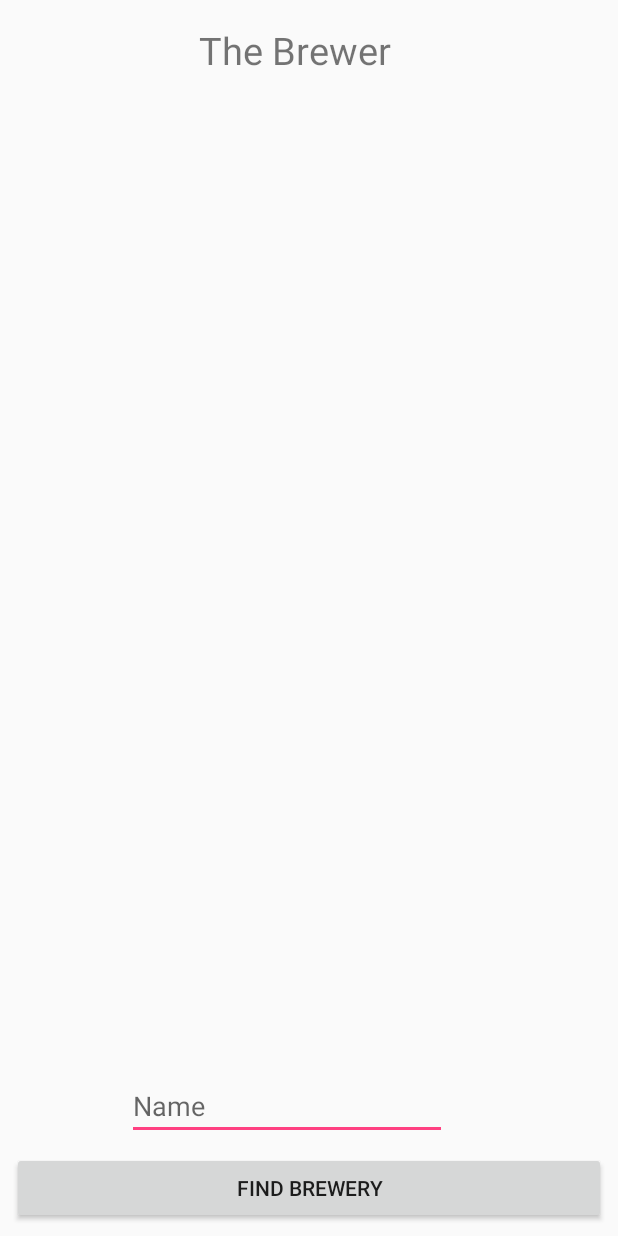
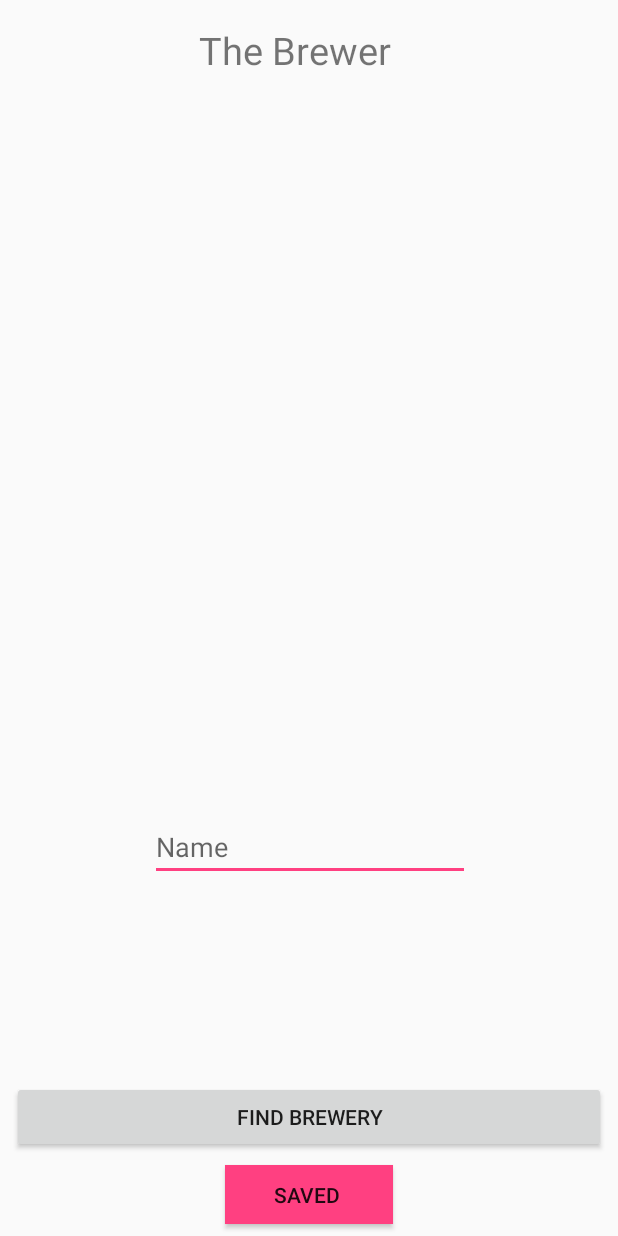
Before and after one commit to Kinyagia/TheBrewer, an Android app: the screen it shows after launch (MainActivity), on a phone screen of 412 x 824 dp. Run offline under Robolectric (Android 15) with nearby library versions, the phone set to English and light mode, and no system bars; our stand-ins replace ButterKnife.

```diff
--- a/app/src/main/AndroidManifest.xml
+++ b/app/src/main/AndroidManifest.xml
@@ -22,7 +22,8 @@
             </intent-filter>
         </activity>
         <activity android:name=".ui.BreweriesListActivity" />
-        <activity android:name=".ui.BreweryDetailActivity"></activity>
+        <activity android:name=".ui.BreweryDetailActivity" />
+        <activity android:name=".ui.SavedBreweryListActivity"></activity>
     </application>
 
 </manifest>
--- a/app/src/main/java/com/example/morris/thebrewer/Constants.java
+++ b/app/src/main/java/com/example/morris/thebrewer/Constants.java
@@ -9,4 +9,5 @@ public class Constants {
     public static final String BASE_URL = "http://api.snooth.com/wines";
     public static final String NAME_QUERY_PARAMETER = "q";
     public static final String API_KEY_QUERY_PARAMETER ="akey";
+    public static final String FIREBASE_CHILD_BREWERIES = "breweries";
 }
--- a/app/src/main/java/com/example/morris/thebrewer/ui/MainActivity.java
+++ b/app/src/main/java/com/example/morris/thebrewer/ui/MainActivity.java
@@ -13,9 +13,10 @@ import com.example.morris.thebrewer.R;
 import butterknife.Bind;
 import butterknife.ButterKnife;
 
-public class MainActivity extends AppCompatActivity {
+public class MainActivity extends AppCompatActivity implements  View.OnClickListener{
     @Bind(R.id.findBreweryButton) Button mFindBreweryButton;
     @Bind(R.id.nameEditText) EditText mNameEditText;
+    @Bind(R.id.savedWinesButton) Button mSavedWinesButton;
 
     @Override
     protected void onCreate(Bundle savedInstanceState) {
@@ -23,17 +24,25 @@ public class MainActivity extends AppCompatActivity {
         setContentView(R.layout.activity_main);
         ButterKnife.bind(this);
 
-        mFindBreweryButton.setOnClickListener(new View.OnClickListener() {
-            @Override
-            public void onClick(View v) {
+        mFindBreweryButton.setOnClickListener(this);
+        mSavedWinesButton.setOnClickListener(this);
+
+
+    }
+
+    @Override
+    public void onClick(View v) {
+            if ( v == mFindBreweryButton) {
                 String name = mNameEditText.getText().toString();
                 Intent intent = new Intent(MainActivity.this, BreweriesListActivity.class);
                 intent.putExtra("name", name);
                 startActivity(intent);
+            }
 
-
+            if (v == mSavedWinesButton) {
+                Intent intent = new Intent(MainActivity.this, SavedBreweryListActivity.class);
+                startActivity(intent);
             }
-        });
 
 
 
--- a/app/src/main/res/layout/activity_main.xml
+++ b/app/src/main/res/layout/activity_main.xml
@@ -33,14 +33,15 @@
             android:layout_width="0dp"
             android:layout_height="wrap_content"
             android:text="Find Brewery"
-            app:layout_constraintBottom_toBottomOf="parent"
             android:layout_marginBottom="8dp"
             android:layout_marginRight="8dp"
             app:layout_constraintRight_toRightOf="parent"
             android:layout_marginLeft="8dp"
             app:layout_constraintLeft_toLeftOf="parent"
             android:layout_marginStart="8dp"
-            android:layout_marginEnd="8dp" />
+            android:layout_marginEnd="8dp"
+            app:layout_constraintHorizontal_bias="0.0"
+            app:layout_constraintBottom_toTopOf="@+id/savedWinesButton" />
 
         <EditText
             android:id="@+id/nameEditText"
@@ -55,10 +56,26 @@
             android:layout_marginEnd="8dp"
             android:layout_marginRight="8dp"
             app:layout_constraintRight_toRightOf="parent"
-            app:layout_constraintHorizontal_bias="0.421"
-            android:layout_marginBottom="8dp"
+            app:layout_constraintHorizontal_bias="0.503"
+            android:layout_marginBottom="133dp"
             app:layout_constraintBottom_toTopOf="@+id/findBreweryButton" />
 
+        <Button
+            android:layout_width="112dp"
+            android:layout_height="39dp"
+            android:text="Saved "
+            android:id="@+id/savedWinesButton"
+            android:background="@color/colorAccent"
+            android:visibility="visible"
+            android:layout_alignParentBottom="true"
+            android:layout_alignParentLeft="true"
+            android:layout_alignParentStart="true"
+            android:layout_marginLeft="8dp"
+            app:layout_constraintLeft_toLeftOf="parent"
+            android:layout_marginRight="8dp"
+            app:layout_constraintRight_toRightOf="parent"
+            app:layout_constraintBottom_toBottomOf="parent"
+            android:layout_marginBottom="8dp" />
     </android.support.constraint.ConstraintLayout>
 
 </android.support.design.widget.CoordinatorLayout>
--- a/build.gradle
+++ b/build.gradle
@@ -6,6 +6,7 @@ buildscript {
     }
     dependencies {
         classpath 'com.android.tools.build:gradle:2.3.3'
+        classpath 'com.google.gms:google-services:3.1.0'
 
         // NOTE: Do not place your application dependencies here; they belong
         // in the individual module build.gradle files
```
Also changed, not shown: app/build.gradle (+16 -0 lines), app/src/main/java/com/example/morris/thebrewer/adapters/FirebaseBreweryViewHolder.java (added, +85 -0 lines), app/src/main/java/com/example/morris/thebrewer/ui/BreweryDetailFragment.java (+17 -0 lines), app/src/main/java/com/example/morris/thebrewer/ui/SavedBreweryListActivity.java (added, +56 -0 lines), 1 other file.
